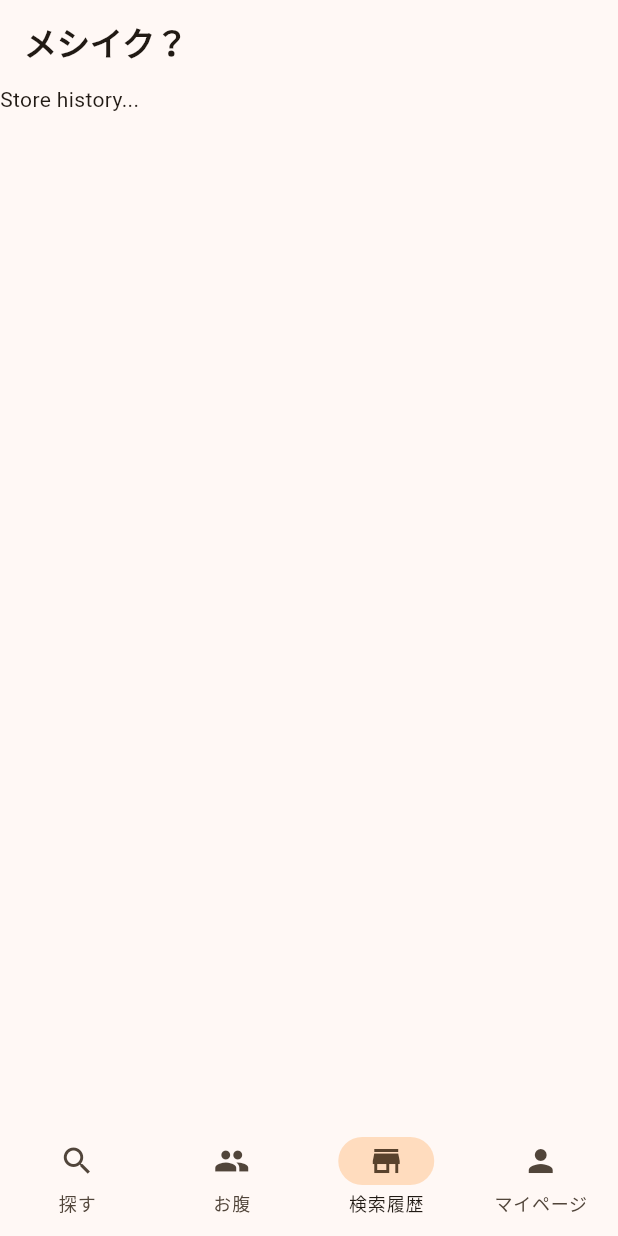
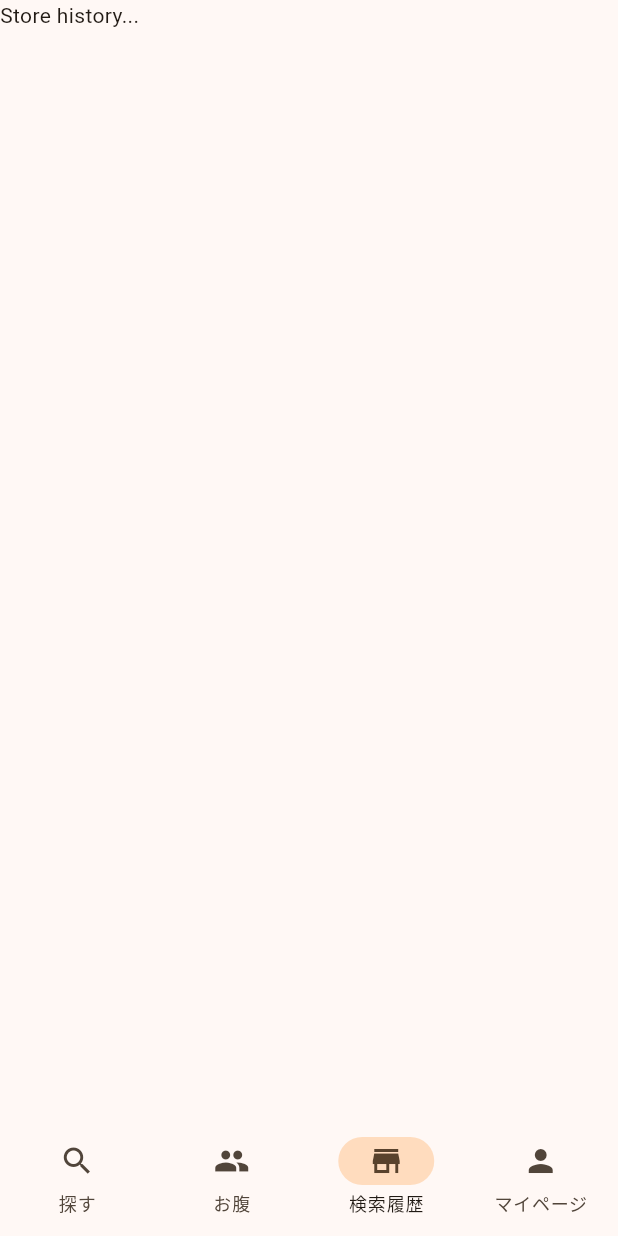
Before and after one commit to meshiiku/prototype_v1, a Flutter app: the screen it shows after launch, item 3 of the bottom bar chosen, on a phone screen of 412 x 824 dp. Run offline on Flutter 3.47's test engine with Material 3 defaults, Android fonts, the phone set to English and light mode, and no system bars; our stand-ins replace device_preview, envied, flutter_map, geolocator, latlong2, modal_bottom_sheet; missing offline and left inert: app_settings, flutter_map_animations, flutter_map_marker_cluster.

Commit message:
change: appbarを一旦削除

```diff
--- a/lib/main.dart
+++ b/lib/main.dart
@@ -60,17 +60,7 @@ class _MyHomePageState extends State<MyHomePage> {
   Widget build(BuildContext context) {
     return Scaffold(
       body: NestedScrollView(
-        headerSliverBuilder:
-            (context, _) => [
-              SliverAppBar(
-                title: const Text(
-                  "メシイク？",
-                  style: TextStyle(fontWeight: FontWeight.bold),
-                ),
-                backgroundColor: Theme.of(context).scaffoldBackgroundColor,
-                surfaceTintColor: Theme.of(context).scaffoldBackgroundColor,
-              ),
-            ],
+        headerSliverBuilder: (context, _) => [],
         body: screens[_currentIndex],
       ),
       bottomNavigationBar: CustomNavigationBar(
```
